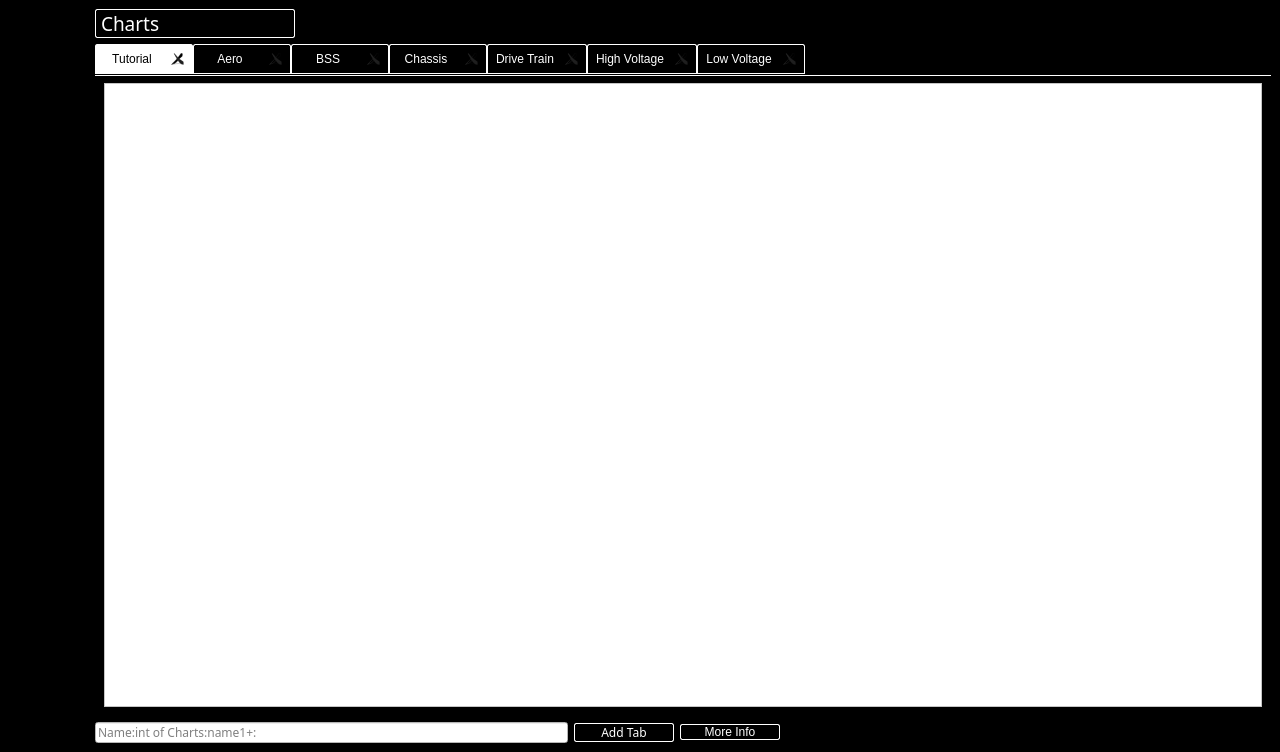
First picture: the form in mainwindow.ui, repository Rem-Ihu/rem-ng-assist, before the edit.
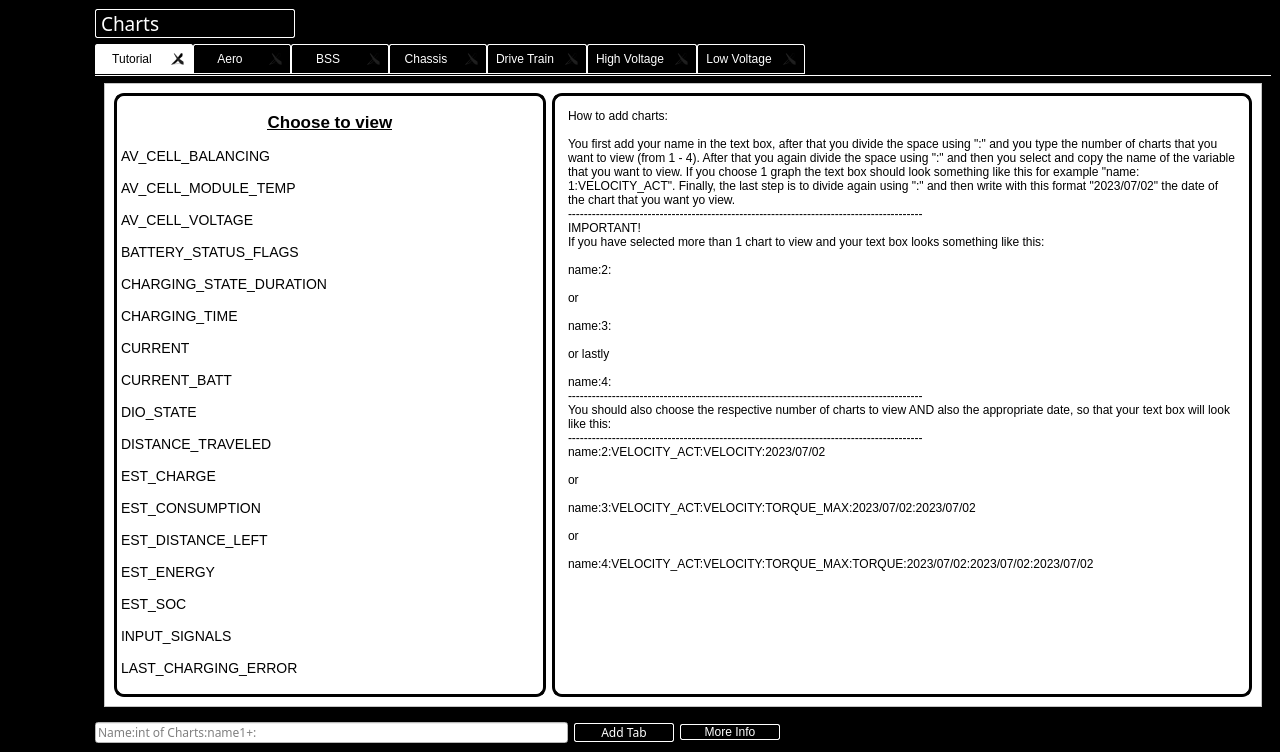
Second picture: the form after the edit. The open tabs and pages were chosen to show the change. Icons and pictures are not drawn.

The edit to the form file:
```diff
--- a/mainwindow.ui
+++ b/mainwindow.ui
@@ -2315,36 +2315,72 @@
                <enum>QFrame::Raised</enum>
               </property>
               <layout class="QGridLayout" name="gridLayout_25">
-               <item row="2" column="1">
-                <spacer name="verticalSpacer_2">
-                 <property name="orientation">
-                  <enum>Qt::Vertical</enum>
+               <item row="0" column="0">
+                <widget class="QTextEdit" name="textEdit">
+                 <property name="styleSheet">
+                  <string notr="true">border: 3px solid black;
+border-radius:10px;
+</string>
                  </property>
-                 <property name="sizeHint" stdset="0">
-                  <size>
-                   <width>20</width>
-                   <height>40</height>
-                  </size>
+                 <property name="verticalScrollBarPolicy">
+                  <enum>Qt::ScrollBarAlwaysOff</enum>
                  </property>
-                </spacer>
-               </item>
-               <item row="1" column="0">
-                <spacer name="horizontalSpacer_4">
-                 <property name="orientation">
-                  <enum>Qt::Horizontal</enum>
+                 <property name="html">
+                  <string>&lt;!DOCTYPE HTML PUBLIC &quot;-//W3C//DTD HTML 4.0//EN&quot; &quot;http://www.w3.org/TR/REC-html40/strict.dtd&quot;&gt;
+&lt;html&gt;&lt;head&gt;&lt;meta name=&quot;qrichtext&quot; content=&quot;1&quot; /&gt;&lt;meta charset=&quot;utf-8&quot; /&gt;&lt;style type=&quot;text/css&quot;&gt;
+p, li { white-space: pre-wrap; }
+hr { height: 1px; border-width: 0; }
+li.unchecked::marker { content: &quot;\2610&quot;; }
+li.checked::marker { content: &quot;\2612&quot;; }
+&lt;/style&gt;&lt;/head&gt;&lt;body style=&quot; font-family:'.AppleSystemUIFont'; font-size:13pt; font-weight:400; font-style:normal;&quot;&gt;
+&lt;p align=&quot;center&quot; style=&quot; margin-top:0px; margin-bottom:0px; margin-left:0px; margin-right:0px; -qt-block-indent:0; text-indent:0px; line-height:32px; background-color:transparent;&quot;&gt;&lt;span style=&quot; font-weight:700; text-decoration: underline; color:#000000; background-color:transparent;&quot;&gt;Choose to view&lt;/span&gt;&lt;/p&gt;
+&lt;p style=&quot; margin-top:0px; margin-bottom:0px; margin-left:0px; margin-right:0px; -qt-block-indent:0; text-indent:0px; line-height:32px; background-color:transparent;&quot;&gt;&lt;span style=&quot; font-family:'Roboto Mono','monospace'; font-size:14px; color:#000000; background-color:transparent;&quot;&gt;AV_CELL_BALANCING&lt;/span&gt;&lt;/p&gt;
+&lt;p style=&quot; margin-top:0px; margin-bottom:0px; margin-left:0px; margin-right:0px; -qt-block-indent:0; text-indent:0px; line-height:32px; background-color:transparent;&quot;&gt;&lt;span style=&quot; font-family:'Roboto Mono','monospace'; font-size:14px; color:#000000; background-color:transparent;&quot;&gt;AV_CELL_MODULE_TEMP&lt;/span&gt;&lt;/p&gt;
+&lt;p style=&quot; margin-top:0px; margin-bottom:0px; margin-left:0px; margin-right:0px; -qt-block-indent:0; text-indent:0px; line-height:32px; background-color:transparent;&quot;&gt;&lt;span style=&quot; font-family:'Roboto Mono','monospace'; font-size:14px; color:#000000; background-color:transparent;&quot;&gt;AV_CELL_VOLTAGE&lt;/span&gt;&lt;/p&gt;
+&lt;p style=&quot; margin-top:0px; margin-bottom:0px; margin-left:0px; margin-right:0px; -qt-block-indent:0; text-indent:0px; line-height:32px; background-color:transparent;&quot;&gt;&lt;span style=&quot; font-family:'Roboto Mono','monospace'; font-size:14px; color:#000000; background-color:transparent;&quot;&gt;BATTERY_STATUS_FLAGS&lt;/span&gt;&lt;/p&gt;
+&lt;p style=&quot; margin-top:0px; margin-bottom:0px; margin-left:0px; margin-right:0px; -qt-block-indent:0; text-indent:0px; line-height:32px; background-color:transparent;&quot;&gt;&lt;span style=&quot; font-family:'Roboto Mono','monospace'; font-size:14px; color:#000000; background-color:transparent;&quot;&gt;CHARGING_STATE_DURATION&lt;/span&gt;&lt;/p&gt;
+&lt;p style=&quot; margin-top:0px; margin-bottom:0px; margin-left:0px; margin-right:0px; -qt-block-indent:0; text-indent:0px; line-height:32px; background-color:transparent;&quot;&gt;&lt;span style=&quot; font-family:'Roboto Mono','monospace'; font-size:14px; color:#000000; background-color:transparent;&quot;&gt;CHARGING_TIME&lt;/span&gt;&lt;/p&gt;
+&lt;p style=&quot; margin-top:0px; margin-bottom:0px; margin-left:0px; margin-right:0px; -qt-block-indent:0; text-indent:0px; line-height:32px; background-color:transparent;&quot;&gt;&lt;span style=&quot; font-family:'Roboto Mono','monospace'; font-size:14px; color:#000000; background-color:transparent;&quot;&gt;CURRENT&lt;/span&gt;&lt;/p&gt;
+&lt;p style=&quot; margin-top:0px; margin-bottom:0px; margin-left:0px; margin-right:0px; -qt-block-indent:0; text-indent:0px; line-height:32px; background-color:transparent;&quot;&gt;&lt;span style=&quot; font-family:'Roboto Mono','monospace'; font-size:14px; color:#000000; background-color:transparent;&quot;&gt;CURRENT_BATT&lt;/span&gt;&lt;/p&gt;
+&lt;p style=&quot; margin-top:0px; margin-bottom:0px; margin-left:0px; margin-right:0px; -qt-block-indent:0; text-indent:0px; line-height:32px; background-color:transparent;&quot;&gt;&lt;span style=&quot; font-family:'Roboto Mono','monospace'; font-size:14px; color:#000000; background-color:transparent;&quot;&gt;DIO_STATE&lt;/span&gt;&lt;/p&gt;
+&lt;p style=&quot; margin-top:0px; margin-bottom:0px; margin-left:0px; margin-right:0px; -qt-block-indent:0; text-indent:0px; line-height:32px; background-color:transparent;&quot;&gt;&lt;span style=&quot; font-family:'Roboto Mono','monospace'; font-size:14px; color:#000000; background-color:transparent;&quot;&gt;DISTANCE_TRAVELED&lt;/span&gt;&lt;/p&gt;
+&lt;p style=&quot; margin-top:0px; margin-bottom:0px; margin-left:0px; margin-right:0px; -qt-block-indent:0; text-indent:0px; line-height:32px; background-color:transparent;&quot;&gt;&lt;span style=&quot; font-family:'Roboto Mono','monospace'; font-size:14px; color:#000000; background-color:transparent;&quot;&gt;EST_CHARGE&lt;/span&gt;&lt;/p&gt;
+&lt;p style=&quot; margin-top:0px; margin-bottom:0px; margin-left:0px; margin-right:0px; -qt-block-indent:0; text-indent:0px; line-height:32px; background-color:transparent;&quot;&gt;&lt;span style=&quot; font-family:'Roboto Mono','monospace'; font-size:14px; color:#000000; background-color:transparent;&quot;&gt;EST_CONSUMPTION&lt;/span&gt;&lt;/p&gt;
+&lt;p style=&quot; margin-top:0px; margin-bottom:0px; margin-left:0px; margin-right:0px; -qt-block-indent:0; text-indent:0px; line-height:32px; background-color:transparent;&quot;&gt;&lt;span style=&quot; font-family:'Roboto Mono','monospace'; font-size:14px; color:#000000; background-color:transparent;&quot;&gt;EST_DISTANCE_LEFT&lt;/span&gt;&lt;/p&gt;
+&lt;p style=&quot; margin-top:0px; margin-bottom:0px; margin-left:0px; margin-right:0px; -qt-block-indent:0; text-indent:0px; line-height:32px; background-color:transparent;&quot;&gt;&lt;span style=&quot; font-family:'Roboto Mono','monospace'; font-size:14px; color:#000000; background-color:transparent;&quot;&gt;EST_ENERGY&lt;/span&gt;&lt;/p&gt;
+&lt;p style=&quot; margin-top:0px; margin-bottom:0px; margin-left:0px; margin-right:0px; -qt-block-indent:0; text-indent:0px; line-height:32px; background-color:transparent;&quot;&gt;&lt;span style=&quot; font-family:'Roboto Mono','monospace'; font-size:14px; color:#000000; background-color:transparent;&quot;&gt;EST_SOC&lt;/span&gt;&lt;/p&gt;
+&lt;p style=&quot; margin-top:0px; margin-bottom:0px; margin-left:0px; margin-right:0px; -qt-block-indent:0; text-indent:0px; line-height:32px; background-color:transparent;&quot;&gt;&lt;span style=&quot; font-family:'Roboto Mono','monospace'; font-size:14px; color:#000000; background-color:transparent;&quot;&gt;INPUT_SIGNALS&lt;/span&gt;&lt;/p&gt;
+&lt;p style=&quot; margin-top:0px; margin-bottom:0px; margin-left:0px; margin-right:0px; -qt-block-indent:0; text-indent:0px; line-height:32px; background-color:transparent;&quot;&gt;&lt;span style=&quot; font-family:'Roboto Mono','monospace'; font-size:14px; color:#000000; background-color:transparent;&quot;&gt;LAST_CHARGING_ERROR&lt;/span&gt;&lt;/p&gt;
+&lt;p style=&quot; margin-top:0px; margin-bottom:0px; margin-left:0px; margin-right:0px; -qt-block-indent:0; text-indent:0px; line-height:32px; background-color:transparent;&quot;&gt;&lt;span style=&quot; font-family:'Roboto Mono','monospace'; font-size:14px; color:#000000; background-color:transparent;&quot;&gt;MAX_CELL_BALANCING&lt;/span&gt;&lt;/p&gt;
+&lt;p style=&quot; margin-top:0px; margin-bottom:0px; margin-left:0px; margin-right:0px; -qt-block-indent:0; text-indent:0px; line-height:32px; background-color:transparent;&quot;&gt;&lt;span style=&quot; font-family:'Roboto Mono','monospace'; font-size:14px; color:#000000; background-color:transparent;&quot;&gt;MAX_CELL_MODULE_TEMP&lt;/span&gt;&lt;/p&gt;
+&lt;p style=&quot; margin-top:0px; margin-bottom:0px; margin-left:0px; margin-right:0px; -qt-block-indent:0; text-indent:0px; line-height:32px; background-color:transparent;&quot;&gt;&lt;span style=&quot; font-family:'Roboto Mono','monospace'; font-size:14px; color:#000000; background-color:transparent;&quot;&gt;MAX_CELL_VOLTAGE&lt;/span&gt;&lt;/p&gt;
+&lt;p style=&quot; margin-top:0px; margin-bottom:0px; margin-left:0px; margin-right:0px; -qt-block-indent:0; text-indent:0px; line-height:32px; background-color:transparent;&quot;&gt;&lt;span style=&quot; font-family:'Roboto Mono','monospace'; font-size:14px; color:#000000; background-color:transparent;&quot;&gt;MIN_CELL_BALANCING&lt;/span&gt;&lt;/p&gt;
+&lt;p style=&quot; margin-top:0px; margin-bottom:0px; margin-left:0px; margin-right:0px; -qt-block-indent:0; text-indent:0px; line-height:32px; background-color:transparent;&quot;&gt;&lt;span style=&quot; font-family:'Roboto Mono','monospace'; font-size:14px; color:#000000; background-color:transparent;&quot;&gt;MIN_CELL_MODULE_TEMP&lt;/span&gt;&lt;/p&gt;
+&lt;p style=&quot; margin-top:0px; margin-bottom:0px; margin-left:0px; margin-right:0px; -qt-block-indent:0; text-indent:0px; line-height:32px; background-color:transparent;&quot;&gt;&lt;span style=&quot; font-family:'Roboto Mono','monospace'; font-size:14px; color:#000000; background-color:transparent;&quot;&gt;MIN_CELL_VOLTAGE&lt;/span&gt;&lt;/p&gt;
+&lt;p style=&quot; margin-top:0px; margin-bottom:0px; margin-left:0px; margin-right:0px; -qt-block-indent:0; text-indent:0px; line-height:32px; background-color:transparent;&quot;&gt;&lt;span style=&quot; font-family:'Roboto Mono','monospace'; font-size:14px; color:#000000; background-color:transparent;&quot;&gt;NO_OF_LIVE_CELLS_LSB&lt;/span&gt;&lt;/p&gt;
+&lt;p style=&quot; margin-top:0px; margin-bottom:0px; margin-left:0px; margin-right:0px; -qt-block-indent:0; text-indent:0px; line-height:32px; background-color:transparent;&quot;&gt;&lt;span style=&quot; font-family:'Roboto Mono','monospace'; font-size:14px; color:#000000; background-color:transparent;&quot;&gt;NO_OF_LIVE_CELLS_MSB&lt;/span&gt;&lt;/p&gt;
+&lt;p style=&quot; margin-top:0px; margin-bottom:0px; margin-left:0px; margin-right:0px; -qt-block-indent:0; text-indent:0px; line-height:32px; background-color:transparent;&quot;&gt;&lt;span style=&quot; font-family:'Roboto Mono','monospace'; font-size:14px; color:#000000; background-color:transparent;&quot;&gt;OUTPUT_SIGNALS&lt;/span&gt;&lt;/p&gt;
+&lt;p style=&quot; margin-top:0px; margin-bottom:0px; margin-left:0px; margin-right:0px; -qt-block-indent:0; text-indent:0px; line-height:32px; background-color:transparent;&quot;&gt;&lt;span style=&quot; font-family:'Roboto Mono','monospace'; font-size:14px; color:#000000; background-color:transparent;&quot;&gt;PROT_FLAGS_LSB&lt;/span&gt;&lt;/p&gt;
+&lt;p style=&quot; margin-top:0px; margin-bottom:0px; margin-left:0px; margin-right:0px; -qt-block-indent:0; text-indent:0px; line-height:32px; background-color:transparent;&quot;&gt;&lt;span style=&quot; font-family:'Roboto Mono','monospace'; font-size:14px; color:#000000; background-color:transparent;&quot;&gt;PROT_FLAGS_MSB&lt;/span&gt;&lt;/p&gt;
+&lt;p style=&quot; margin-top:0px; margin-bottom:0px; margin-left:0px; margin-right:0px; -qt-block-indent:0; text-indent:0px; line-height:32px; background-color:transparent;&quot;&gt;&lt;span style=&quot; font-family:'Roboto Mono','monospace'; font-size:14px; color:#000000; background-color:transparent;&quot;&gt;TEMP_MOTOR&lt;/span&gt;&lt;/p&gt;
+&lt;p style=&quot; margin-top:0px; margin-bottom:0px; margin-left:0px; margin-right:0px; -qt-block-indent:0; text-indent:0px; line-height:32px; background-color:transparent;&quot;&gt;&lt;span style=&quot; font-family:'Roboto Mono','monospace'; font-size:14px; color:#000000; background-color:transparent;&quot;&gt;TEMP_MOTOR_EST&lt;/span&gt;&lt;/p&gt;
+&lt;p style=&quot; margin-top:0px; margin-bottom:0px; margin-left:0px; margin-right:0px; -qt-block-indent:0; text-indent:0px; line-height:32px; background-color:transparent;&quot;&gt;&lt;span style=&quot; font-family:'Roboto Mono','monospace'; font-size:14px; color:#000000; background-color:transparent;&quot;&gt;TEMP_MOTOR_MAX&lt;/span&gt;&lt;/p&gt;
+&lt;p style=&quot; margin-top:0px; margin-bottom:0px; margin-left:0px; margin-right:0px; -qt-block-indent:0; text-indent:0px; line-height:32px; background-color:transparent;&quot;&gt;&lt;span style=&quot; font-family:'Roboto Mono','monospace'; font-size:14px; color:#000000; background-color:transparent;&quot;&gt;TEMP_SEVCON&lt;/span&gt;&lt;/p&gt;
+&lt;p style=&quot; margin-top:0px; margin-bottom:0px; margin-left:0px; margin-right:0px; -qt-block-indent:0; text-indent:0px; line-height:32px; background-color:transparent;&quot;&gt;&lt;span style=&quot; font-family:'Roboto Mono','monospace'; font-size:14px; color:#000000; background-color:transparent;&quot;&gt;THROTTLE&lt;/span&gt;&lt;/p&gt;
+&lt;p style=&quot; margin-top:0px; margin-bottom:0px; margin-left:0px; margin-right:0px; -qt-block-indent:0; text-indent:0px; line-height:32px; background-color:transparent;&quot;&gt;&lt;span style=&quot; font-family:'Roboto Mono','monospace'; font-size:14px; color:#000000; background-color:transparent;&quot;&gt;TORQUE&lt;/span&gt;&lt;/p&gt;
+&lt;p style=&quot; margin-top:0px; margin-bottom:0px; margin-left:0px; margin-right:0px; -qt-block-indent:0; text-indent:0px; line-height:32px; background-color:transparent;&quot;&gt;&lt;span style=&quot; font-family:'Roboto Mono','monospace'; font-size:14px; color:#000000; background-color:transparent;&quot;&gt;TORQUE_MAX&lt;/span&gt;&lt;/p&gt;
+&lt;p style=&quot; margin-top:0px; margin-bottom:0px; margin-left:0px; margin-right:0px; -qt-block-indent:0; text-indent:0px; line-height:32px; background-color:rgba(0,0,0,0.07451);&quot;&gt;&lt;span style=&quot; font-family:'Roboto Mono','monospace'; font-size:14px; color:#000000; background-color:rgba(0,0,0,0.07451);&quot;&gt;TORQUE_TARG&lt;/span&gt;&lt;/p&gt;
+&lt;p style=&quot; margin-top:0px; margin-bottom:0px; margin-left:0px; margin-right:0px; -qt-block-indent:0; text-indent:0px; line-height:32px; background-color:transparent;&quot;&gt;&lt;span style=&quot; font-family:'Roboto Mono','monospace'; font-size:14px; color:#000000; background-color:transparent;&quot;&gt;TOTAL_VOLTAGE&lt;/span&gt;&lt;/p&gt;
+&lt;p style=&quot; margin-top:0px; margin-bottom:0px; margin-left:0px; margin-right:0px; -qt-block-indent:0; text-indent:0px; line-height:32px; background-color:transparent;&quot;&gt;&lt;span style=&quot; font-family:'Roboto Mono','monospace'; font-size:14px; color:#000000; background-color:transparent;&quot;&gt;VELOCITY&lt;/span&gt;&lt;/p&gt;
+&lt;p style=&quot; margin-top:0px; margin-bottom:0px; margin-left:0px; margin-right:0px; -qt-block-indent:0; text-indent:0px; line-height:32px; background-color:transparent;&quot;&gt;&lt;span style=&quot; font-family:'Roboto Mono','monospace'; font-size:14px; color:#000000; background-color:transparent;&quot;&gt;VELOCITY_ACT&lt;/span&gt;&lt;/p&gt;
+&lt;p style=&quot; margin-top:0px; margin-bottom:0px; margin-left:0px; margin-right:0px; -qt-block-indent:0; text-indent:0px; line-height:32px; background-color:rgba(0,0,0,0.07451);&quot;&gt;&lt;span style=&quot; font-family:'Roboto Mono','monospace'; font-size:14px; color:#000000; background-color:rgba(0,0,0,0.07451);&quot;&gt;VOLTAGE_AC&lt;/span&gt;&lt;/p&gt;
+&lt;p style=&quot; margin-top:0px; margin-bottom:0px; margin-left:0px; margin-right:0px; -qt-block-indent:0; text-indent:0px; line-height:32px; background-color:transparent;&quot;&gt;&lt;span style=&quot; font-family:'Roboto Mono','monospace'; font-size:14px; color:#000000; background-color:transparent;&quot;&gt;VOLTAGE_BATT&lt;/span&gt;&lt;span style=&quot; font-family:'Roboto Mono','monospace'; font-size:14px; color:#000000;&quot;&gt;&lt;br /&gt;&lt;/span&gt;&lt;span style=&quot; font-family:'Roboto Mono','monospace'; font-size:14px; color:rgba(0,0,0,0.866667); background-color:rgba(0,0,0,0.07451);&quot;&gt;WARNING_FLAGS&lt;/span&gt;&lt;/p&gt;&lt;/body&gt;&lt;/html&gt;</string>
                  </property>
-                 <property name="sizeHint" stdset="0">
-                  <size>
-                   <width>40</width>
-                   <height>20</height>
-                  </size>
+                 <property name="overwriteMode">
+                  <bool>false</bool>
                  </property>
-                </spacer>
-               </item>
-               <item row="1" column="2">
-                <spacer name="horizontalSpacer_5">
-                 <property name="orientation">
-                  <enum>Qt::Horizontal</enum>
+                 <property name="acceptRichText">
+                  <bool>true</bool>
                  </property>
                  <property name="sizeHint" stdset="0">
                   <size>
@@ -2352,20 +2388,73 @@
                    <height>20</height>
                   </size>
                  </property>
-                </spacer>
+                </widget>
                </item>
                <item row="0" column="1">
-                <spacer name="verticalSpacer_7">
-                 <property name="orientation">
-                  <enum>Qt::Vertical</enum>
-                 </property>
-                 <property name="sizeHint" stdset="0">
+                <widget class="QFrame" name="frame_22">
+                 <property name="minimumSize">
                   <size>
-                   <width>20</width>
-                   <height>40</height>
+                   <width>700</width>
+                   <height>0</height>
                   </size>
                  </property>
-                </spacer>
+                 <property name="styleSheet">
+                  <string notr="true">border: 3px solid black;
+border-radius:10px;</string>
+                 </property>
+                 <property name="frameShape">
+                  <enum>QFrame::Box</enum>
+                 </property>
+                 <property name="frameShadow">
+                  <enum>QFrame::Plain</enum>
+                 </property>
+                 <property name="lineWidth">
+                  <number>0</number>
+                 </property>
+                 <property name="midLineWidth">
+                  <number>0</number>
+                 </property>
+                 <layout class="QGridLayout" name="gridLayout_60">
+                  <item row="0" column="0">
+                   <widget class="QPlainTextEdit" name="plainTextEdit">
+                    <property name="styleSheet">
+                     <string notr="true">color:black;
+border:none;</string>
+                    </property>
+                    <property name="plainText">
+                     <string>How to add charts:
+
+You first add your name in the text box, after that you divide the space using &quot;:&quot; and you type the number of charts that you want to view (from 1 - 4). After that you again divide the space using &quot;:&quot; and then you select and copy the name of the variable that you want to view. If you choose 1 graph the text box should look something like this for example &quot;name:1:VELOCITY_ACT&quot;. Finally, the last step is to divide again using &quot;:&quot; and then write with this format &quot;2023/07/02&quot; the date of the chart that you want yo view. 
+-----------------------------------------------------------------------------------------
+IMPORTANT!
+If you have selected more than 1 chart to view and your text box looks something like this:
+
+name:2:
+
+or
+
+name:3:
+
+or lastly
+
+name:4:
+-----------------------------------------------------------------------------------------
+You should also choose the respective number of charts to view AND also the appropriate date, so that your text box will look like this:
+-----------------------------------------------------------------------------------------
+name:2:VELOCITY_ACT:VELOCITY:2023/07/02
+
+or
+
+name:3:VELOCITY_ACT:VELOCITY:TORQUE_MAX:2023/07/02:2023/07/02
+
+or
+
+name:4:VELOCITY_ACT:VELOCITY:TORQUE_MAX:TORQUE:2023/07/02:2023/07/02:2023/07/02</string>
+                    </property>
+                   </widget>
+                  </item>
+                 </layout>
+                </widget>
                </item>
               </layout>
              </widget>
```
Left out of the diff: 179 changed lines with no effect on the pictures.
